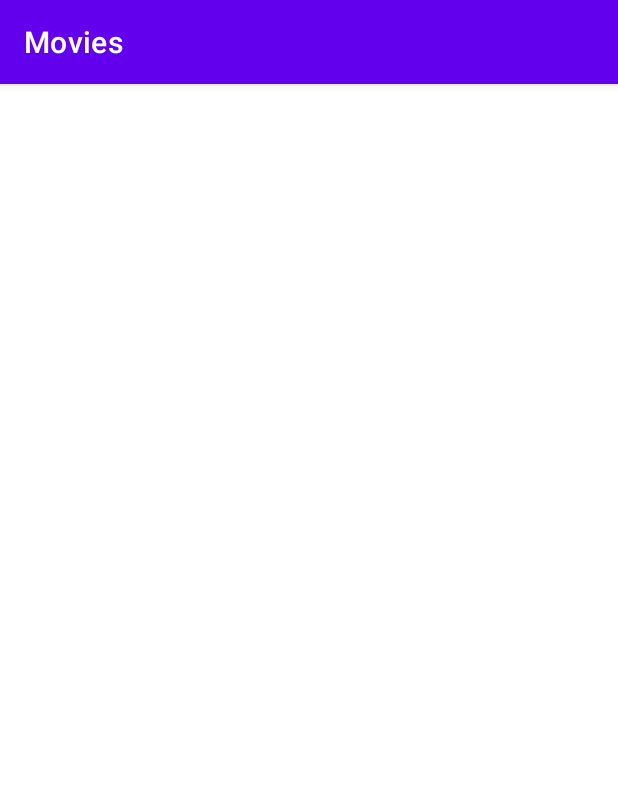
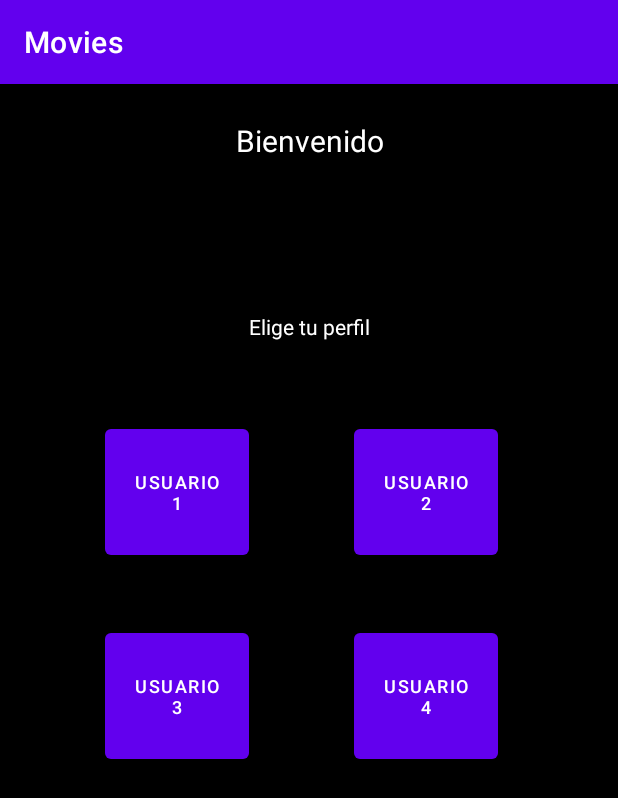
Before and after one commit to albertoh8/movies, an Android app: the screen it shows after launch (MainActivity), on a phone screen of 412 x 824 dp. Shown: the top 798 px of the screen. Run offline under Robolectric (Android 15) with nearby library versions, the phone set to English and light mode, and no system bars.

Commit message:
Add menu layout

```diff
--- a/app/src/main/java/com/albertoherjim/movies/MainActivity.kt
+++ b/app/src/main/java/com/albertoherjim/movies/MainActivity.kt
@@ -11,7 +11,7 @@ class MainActivity : AppCompatActivity() {
 
     override fun onCreate(savedInstanceState: Bundle?) {
         super.onCreate(savedInstanceState)
-
+        setContentView(R.layout.activity_menu)
 
 
     }
--- a/app/src/main/res/layout/activity_main.xml
+++ /dev/null
@@ -1,18 +0,0 @@
-<?xml version="1.0" encoding="utf-8"?>
-<androidx.constraintlayout.widget.ConstraintLayout xmlns:android="http://schemas.android.com/apk/res/android"
-    xmlns:app="http://schemas.android.com/apk/res-auto"
-    xmlns:tools="http://schemas.android.com/tools"
-    android:layout_width="match_parent"
-    android:layout_height="match_parent"
-    tools:context=".MainActivity">
-
-    <TextView
-        android:layout_width="wrap_content"
-        android:layout_height="wrap_content"
-        android:text="Hello World!"
-        app:layout_constraintBottom_toBottomOf="parent"
-        app:layout_constraintEnd_toEndOf="parent"
-        app:layout_constraintStart_toStartOf="parent"
-        app:layout_constraintTop_toTopOf="parent" />
-
-</androidx.constraintlayout.widget.ConstraintLayout>
--- /dev/null
+++ b/app/src/main/res/layout/activity_menu.xml
@@ -0,0 +1,79 @@
+<?xml version="1.0" encoding="utf-8"?>
+<androidx.constraintlayout.widget.ConstraintLayout xmlns:android="http://schemas.android.com/apk/res/android"
+    android:layout_width="match_parent"
+    android:layout_height="match_parent"
+    xmlns:app="http://schemas.android.com/apk/res-auto"
+    android:background="@color/black">
+
+    <TextView
+        android:id="@+id/title"
+        android:layout_width="match_parent"
+        android:layout_height="@dimen/icon_size_l"
+        app:layout_constraintStart_toStartOf="parent"
+        app:layout_constraintTop_toTopOf="parent"
+        android:layout_marginTop="@dimen/padding_size_s"
+        android:padding="@dimen/padding_size_xs"
+        android:textSize="@dimen/text_size_m"
+        android:textAlignment="center"
+        android:text="@string/welcome"
+        android:textColor="@color/white"/>
+
+    <TextView
+        android:id="@+id/perfil"
+        android:layout_width="match_parent"
+        android:layout_marginTop="@dimen/padding_size_xxl"
+        android:layout_height="@dimen/image_size_s"
+        app:layout_constraintTop_toBottomOf="@+id/title"
+        app:layout_constraintStart_toStartOf="parent"
+        android:padding="@dimen/padding_size_s"
+        android:textSize="@dimen/text_size_s"
+        android:textAlignment="center"
+        android:textColor="@color/white"
+        android:text="@string/perfil"/>
+
+    <Button
+        android:id="@+id/perfil1"
+        android:layout_width="@dimen/image_size_m"
+        android:layout_height="@dimen/image_size_m"
+        app:layout_constraintTop_toBottomOf="@+id/perfil"
+        app:layout_constraintStart_toStartOf="parent"
+        android:text="@string/user1"
+        android:textSize="@dimen/text_size_xs"
+        android:layout_marginTop="@dimen/padding_size_m"
+        android:layout_marginLeft="@dimen/padding_size_xxl"/>
+
+    <Button
+        android:id="@+id/perfil2"
+        android:layout_width="@dimen/image_size_m"
+        android:layout_height="@dimen/image_size_m"
+        app:layout_constraintTop_toBottomOf="@+id/perfil"
+        app:layout_constraintStart_toEndOf="@id/perfil1"
+        android:text="@string/user2"
+        android:textSize="@dimen/text_size_xs"
+        android:layout_marginTop="@dimen/padding_size_m"
+        android:layout_marginLeft="@dimen/padding_size_xxl"/>
+
+    <Button
+        android:id="@+id/perfil4"
+        android:layout_width="@dimen/image_size_m"
+        android:layout_height="@dimen/image_size_m"
+        app:layout_constraintTop_toBottomOf="@+id/perfil1"
+        app:layout_constraintStart_toStartOf="@id/perfil1"
+        android:text="@string/user3"
+        android:textSize="@dimen/text_size_xs"
+        android:layout_marginTop="@dimen/padding_size_xl"/>
+
+    <Button
+        android:id="@+id/perfil3"
+        android:layout_width="@dimen/image_size_m"
+        android:layout_height="@dimen/image_size_m"
+        app:layout_constraintTop_toBottomOf="@+id/perfil2"
+        app:layout_constraintStart_toStartOf="@id/perfil2"
+        android:text="@string/user4"
+        android:textSize="@dimen/text_size_xs"
+        android:layout_marginTop="@dimen/padding_size_xl"/>
+
+
+
+
+</androidx.constraintlayout.widget.ConstraintLayout>
--- /dev/null
+++ b/app/src/main/res/values/dimens.xml
@@ -0,0 +1,26 @@
+<?xml version="1.0" encoding="utf-8"?>
+<resources>
+    //Icons
+    <dimen name="icon_size_s">26dp</dimen>
+    <dimen name="icon_size_m">38dp</dimen>
+    <dimen name="icon_size_l">50dp</dimen>
+
+    //Images
+    <dimen name="image_size_s">64dp</dimen>
+    <dimen name="image_size_m">96dp</dimen>
+    <dimen name="image_size_l">138dp</dimen>
+
+    //Text
+    <dimen name="text_size_xs">12sp</dimen>
+    <dimen name="text_size_s">14sp</dimen>
+    <dimen name="text_size_m">20sp</dimen>
+    <dimen name="text_size_l">26sp</dimen>
+
+    //Padding
+    <dimen name="padding_size_xs">8dp</dimen>
+    <dimen name="padding_size_s">16dp</dimen>
+    <dimen name="padding_size_m">24dp</dimen>
+    <dimen name="padding_size_l">32dp</dimen>
+    <dimen name="padding_size_xl">40dp</dimen>
+    <dimen name="padding_size_xxl">70dp</dimen>
+</resources>
--- a/app/src/main/res/values/strings.xml
+++ b/app/src/main/res/values/strings.xml
@@ -1,3 +1,10 @@
 <resources>
     <string name="app_name">Movies</string>
+    <string name="welcome">Bienvenido</string>
+    <string name="perfil">Elige tu perfil</string>
+    <string name="user1">Usuario 1</string>
+    <string name="user2">Usuario 2</string>
+    <string name="user3">Usuario 3</string>
+    <string name="user4">Usuario 4</string>
+
 </resources>
```
